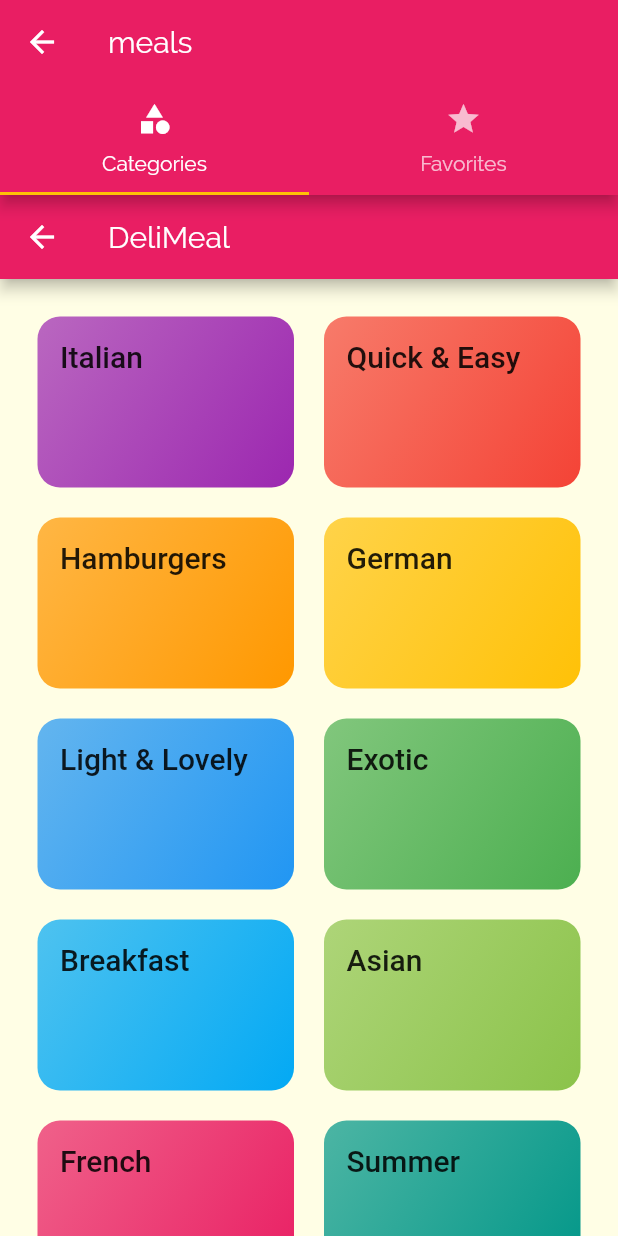
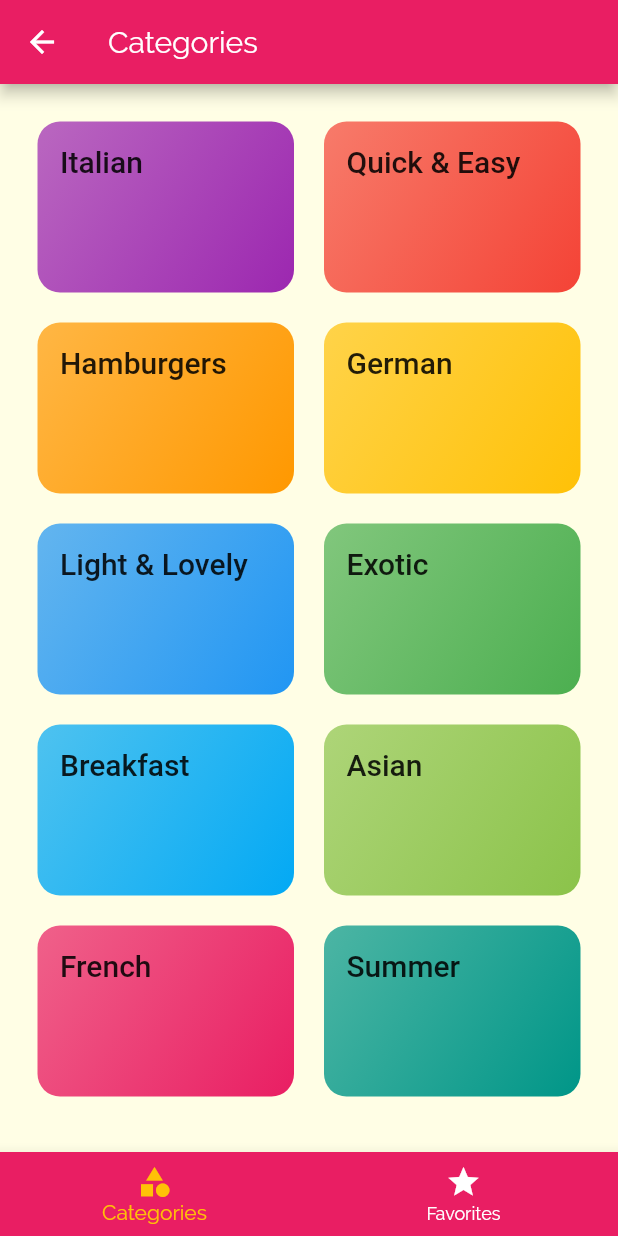
Before and after one commit to AshishSingh2001/DeliMeals, a Flutter app: the TabsScreen screen opened directly, on a phone screen of 412 x 824 dp. Run offline on Flutter 3.47's test engine with Material 2 defaults, Android fonts, the phone set to English and light mode, and no system bars; Roboto replaces fonts that are missing (Roboto-Condensed).

```diff
--- a/lib/main.dart
+++ b/lib/main.dart
@@ -1,5 +1,6 @@
 import 'package:flutter/material.dart';
-import 'package:meals/screens/meal_detail_screen.dart';
+import './screens/meal_detail_screen.dart';
+import './screens/tabs_screen.dart';
 import './screens/categories_meals_screen.dart';
 import './screens/categories_screen.dart';
 
@@ -28,7 +29,7 @@ class MyApp extends StatelessWidget {
       ),
       // home: CategoriesScreen(),
       routes: {
-        '/': (ctx) => CategoriesScreen(),
+        '/': (ctx) => TabsScreen(),
         CategoryMealsScreen.routeName: (ctx) => CategoryMealsScreen(),
         MealDetailScreen.routeName: (ctx) => MealDetailScreen(),
       },
--- a/lib/screens/categories_screen.dart
+++ b/lib/screens/categories_screen.dart
@@ -6,15 +6,12 @@ import '../dummy_data.dart';
 class CategoriesScreen extends StatelessWidget {
   @override
   Widget build(BuildContext context) {
-    return Scaffold(
-      appBar: AppBar(
-        title: const Text('DeliMeal'),
-      ),
-      body: GridView(
+    return GridView(
       padding: const EdgeInsets.all(25),
       children: [
         ...DUMMY_CATEGORIES
-              .map((catData) => CategoryItem(catData.id,catData.title, catData.color))
+            .map((catData) =>
+                CategoryItem(catData.id, catData.title, catData.color))
             .toList()
       ],
       gridDelegate: SliverGridDelegateWithMaxCrossAxisExtent(
@@ -23,7 +20,6 @@ class CategoriesScreen extends StatelessWidget {
         crossAxisSpacing: 20,
         mainAxisSpacing: 20,
       ),
-      ),
     );
   }
 }
--- a/lib/screens/tabs_screen.dart
+++ b/lib/screens/tabs_screen.dart
@@ -1,4 +1,5 @@
 import 'package:flutter/material.dart';
+import 'package:meals/screens/favorites_screen.dart';
 import '../screens/categories_screen.dart';
 
 class TabsScreen extends StatefulWidget {
@@ -7,27 +8,52 @@ class TabsScreen extends StatefulWidget {
 }
 
 class _TabsScreenState extends State<TabsScreen> {
+  final List<Map<String, Object>> _pages = [
+    {
+      'page': CategoriesScreen(),
+      'title': 'Categories',
+    },
+    {
+      'page': FavoritesScreen(),
+      'title': 'Your Favorite',
+    },
+  ];
+
+  int _selectedPageIndex = 0;
+
+  void _selectPage(int index) {
+    setState(() {
+      _selectedPageIndex = index;
+    });
+  }
+
   @override
   Widget build(BuildContext context) {
-    return DefaultTabController(
-        length: 2,
-        child: Scaffold(
-          appBar: AppBar(
-            title: Text('meals'),
-            bottom: TabBar(tabs: <Widget>[
-              Tab(
-                icon: Icon(Icons.category),
-                text: 'Categories',
-              ),
-              Tab(
-                icon: Icon(Icons.star),
-                text: 'Favorites',
-              )
-            ]),
+    return Scaffold(
+      appBar: AppBar(
+        title: Text(_pages[_selectedPageIndex]['title'] as String),
+      ),
+      body: _pages[_selectedPageIndex]['page'] as Widget,
+      bottomNavigationBar: BottomNavigationBar(
+        onTap: _selectPage,
+        backgroundColor: Theme.of(context).primaryColor,
+        unselectedItemColor: Colors.white,
+        selectedItemColor: Theme.of(context).accentColor,
+        currentIndex: _selectedPageIndex,
+        // type: BottomNavigationBarType.shifting,
+        items: [
+          BottomNavigationBarItem(
+            backgroundColor: Theme.of(context).primaryColor,
+            icon: Icon(Icons.category),
+            label: 'Categories',
           ),
-          body: TabBarView(children: <Widget>[
-            CategoriesScreen(),
-          ]),
-        ));
+          BottomNavigationBarItem(
+            backgroundColor: Theme.of(context).primaryColor,
+            icon: Icon(Icons.star),
+            label: 'Favorites',
+          ),
+        ],
+      ),
+    );
   }
 }
```
Lines whose indentation alone changed are shown as unchanged.
